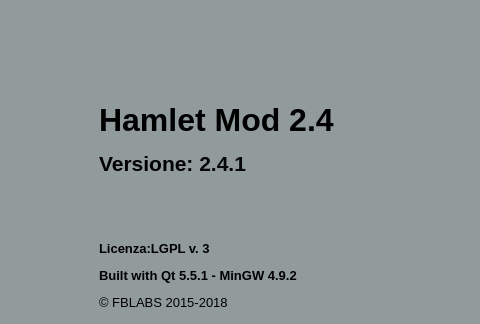
First picture: the form in mainwindow.ui, repository fblabs/hamlet-mod-sancon, before the edit; both pictures show x 348 to 828 and y 0 to 324 of the 1112 by 780 pixel window.
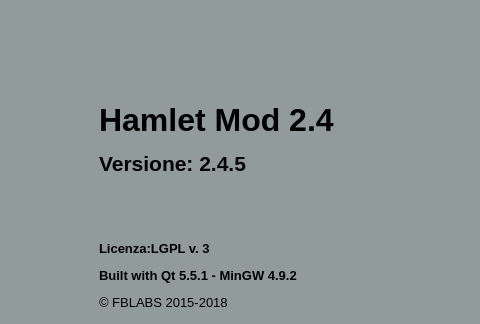
Second picture: the form after the edit. Icons and pictures are not drawn.

```diff
--- a/mainwindow.ui
+++ b/mainwindow.ui
@@ -539,7 +539,7 @@
       <item>
        <widget class="QLabel" name="label_2">
         <property name="text">
-         <string>&lt;html&gt;&lt;head/&gt;&lt;body&gt;&lt;p&gt;&lt;span style=&quot; font-size:24pt; font-weight:600;&quot;&gt;Hamlet Mod 2.4&lt;/span&gt;&lt;/p&gt;&lt;p&gt;&lt;span style=&quot; font-size:16pt; font-weight:600;&quot;&gt;Versione: &lt;/span&gt;&lt;span style=&quot; font-size:16pt; font-weight:600; color:#060606;&quot;&gt;2.4.1&lt;/span&gt;&lt;br/&gt;&lt;/p&gt;&lt;p&gt;&lt;br/&gt;&lt;/p&gt;&lt;p&gt;&lt;span style=&quot; font-size:10pt; font-weight:600;&quot;&gt;Licenza:LGPL v. 3&lt;/span&gt;&lt;/p&gt;&lt;p&gt;&lt;span style=&quot; font-size:10pt; font-weight:600;&quot;&gt;Built with Qt 5.5.1 - MinGW 4.9.2&lt;/span&gt;&lt;/p&gt;&lt;p&gt;&lt;span style=&quot; font-size:10pt;&quot;&gt;© FBLABS 2015-2018&lt;/span&gt;&lt;/p&gt;&lt;p&gt;&lt;a href=&quot;https://www.github.com/fblabs/hamlet-mod-sancon&quot;&gt;&lt;span style=&quot; text-decoration: underline; color:#0000ff;&quot;&gt;Sorgenti (github)&lt;/span&gt;&lt;/a&gt;&lt;/p&gt;&lt;/body&gt;&lt;/html&gt;</string>
+         <string>&lt;html&gt;&lt;head/&gt;&lt;body&gt;&lt;p&gt;&lt;span style=&quot; font-size:24pt; font-weight:600;&quot;&gt;Hamlet Mod 2.4&lt;/span&gt;&lt;/p&gt;&lt;p&gt;&lt;span style=&quot; font-size:16pt; font-weight:600;&quot;&gt;Versione: &lt;/span&gt;&lt;span style=&quot; font-size:16pt; font-weight:600; color:#060606;&quot;&gt;2.4.5&lt;/span&gt;&lt;br/&gt;&lt;/p&gt;&lt;p&gt;&lt;br/&gt;&lt;/p&gt;&lt;p&gt;&lt;span style=&quot; font-size:10pt; font-weight:600;&quot;&gt;Licenza:LGPL v. 3&lt;/span&gt;&lt;/p&gt;&lt;p&gt;&lt;span style=&quot; font-size:10pt; font-weight:600;&quot;&gt;Built with Qt 5.5.1 - MinGW 4.9.2&lt;/span&gt;&lt;/p&gt;&lt;p&gt;&lt;span style=&quot; font-size:10pt;&quot;&gt;© FBLABS 2015-2018&lt;/span&gt;&lt;/p&gt;&lt;p&gt;&lt;a href=&quot;https://www.github.com/fblabs/hamlet-mod-sancon&quot;&gt;&lt;span style=&quot; text-decoration: underline; color:#0000ff;&quot;&gt;Sorgenti (github)&lt;/span&gt;&lt;/a&gt;&lt;/p&gt;&lt;/body&gt;&lt;/html&gt;</string>
         </property>
         <property name="scaledContents">
          <bool>false</bool>
```
